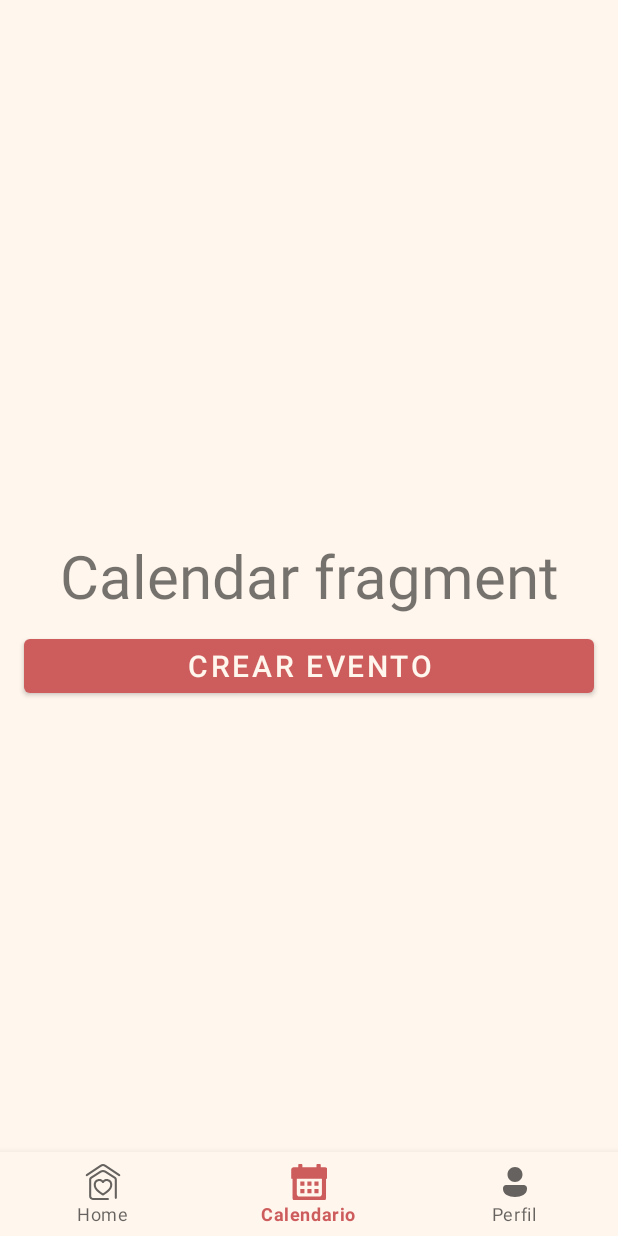
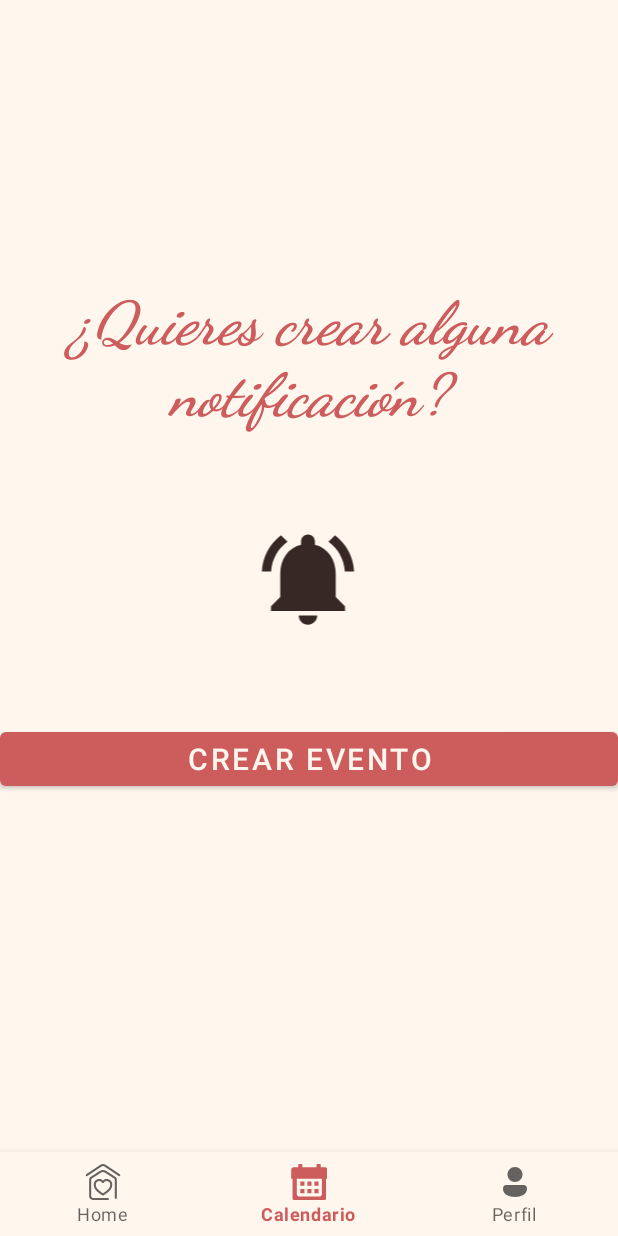
Before and after one commit to Soniamj5/Supet_finalproject, an Android app: the screen it shows after launch once a user with an empty profile is signed in (MainActivity), item 2 of the bottom bar chosen, on a phone screen of 412 x 824 dp. Run offline under Robolectric (Android 15) with nearby library versions, the phone set to English and light mode, and no system bars; our stand-ins replace Firebase (no records; nobody signed in at launch, a user with empty details on screens opened directly).

Commit message:
Changing calendar fragment

```diff
--- a/app/src/main/AndroidManifest.xml
+++ b/app/src/main/AndroidManifest.xml
@@ -2,8 +2,6 @@
 <manifest xmlns:android="http://schemas.android.com/apk/res/android"
     xmlns:tools="http://schemas.android.com/tools"
     package="com.animalhelpapp.supet_finalproject">
-
-    <uses-permission android:name="android.permission.INTERNET"/>
 
     <application
         android:allowBackup="true"
--- a/app/src/main/java/com/animalhelpapp/supet_finalproject/MainActivity.java
+++ b/app/src/main/java/com/animalhelpapp/supet_finalproject/MainActivity.java
@@ -45,18 +45,6 @@ public class MainActivity extends AppCompatActivity {
             }
             return true;
         });
-
-/*        *//*inicializar firebase*//*
-        mAuth = FirebaseAuth.getInstance();
-
-        *//*button logout*//*
-        ImageButton logout_btn = findViewById(R.id.logout_btn);
-        logout_btn.setOnClickListener(v -> {
-            mAuth.signOut();
-            finish();
-            startActivity(new Intent(MainActivity.this, LoginActivity.class));
-            Toast.makeText(this, "Sesión cerrada", Toast.LENGTH_SHORT).show();
-        });*/
     }
 
     /*método para poder ir a los distintos fragments*/
--- /dev/null
+++ b/app/src/main/res/drawable/ic_baseline_notifications_active_24.xml
@@ -0,0 +1,5 @@
+<vector android:height="24dp" android:tint="@color/dark_brown"
+    android:viewportHeight="24" android:viewportWidth="24"
+    android:width="24dp" xmlns:android="http://schemas.android.com/apk/res/android">
+    <path android:fillColor="@android:color/white" android:pathData="M7.58,4.08L6.15,2.65C3.75,4.48 2.17,7.3 2.03,10.5h2c0.15,-2.65 1.51,-4.97 3.55,-6.42zM19.97,10.5h2c-0.15,-3.2 -1.73,-6.02 -4.12,-7.85l-1.42,1.43c2.02,1.45 3.39,3.77 3.54,6.42zM18,11c0,-3.07 -1.64,-5.64 -4.5,-6.32L13.5,4c0,-0.83 -0.67,-1.5 -1.5,-1.5s-1.5,0.67 -1.5,1.5v0.68C7.63,5.36 6,7.92 6,11v5l-2,2v1h16v-1l-2,-2v-5zM12,22c0.14,0 0.27,-0.01 0.4,-0.04 0.65,-0.14 1.18,-0.58 1.44,-1.18 0.1,-0.24 0.15,-0.5 0.15,-0.78h-4c0.01,1.1 0.9,2 2.01,2z"/>
+</vector>
--- a/app/src/main/res/layout/activity_register.xml
+++ b/app/src/main/res/layout/activity_register.xml
@@ -23,7 +23,7 @@
                 android:layout_width="match_parent"
                 android:layout_height="420dp"
                 android:contentDescription="@string/image"
-                app:srcCompat="@mipmap/perro" />
+                app:srcCompat="@mipmap/gato" />
 
             <TextView
                 android:id="@+id/app_name"
--- a/app/src/main/res/layout/fragment_calendar.xml
+++ b/app/src/main/res/layout/fragment_calendar.xml
@@ -1,5 +1,6 @@
 <?xml version="1.0" encoding="utf-8"?>
-<FrameLayout xmlns:android="http://schemas.android.com/apk/res/android"
+<androidx.constraintlayout.widget.ConstraintLayout xmlns:android="http://schemas.android.com/apk/res/android"
+    xmlns:app="http://schemas.android.com/apk/res-auto"
     xmlns:tools="http://schemas.android.com/tools"
     android:layout_width="match_parent"
     android:layout_height="match_parent"
@@ -7,22 +8,48 @@
     android:background="@color/cream">
 
     <TextView
-        android:layout_width="match_parent"
-        android:layout_height="match_parent"
+        android:id="@+id/textView"
+        android:layout_width="411dp"
+        android:layout_height="156dp"
+        android:fontFamily="cursive"
+        android:gravity="center"
         android:text="@string/calendar_fragment"
-        android:gravity="center"
-        android:textSize="40sp"/>
+        android:textColor="@color/indian_red"
+        android:textSize="40sp"
+        android:textStyle="bold|italic"
+        app:layout_constraintBottom_toBottomOf="parent"
+        app:layout_constraintEnd_toEndOf="parent"
+        app:layout_constraintHorizontal_bias="0.0"
+        app:layout_constraintStart_toStartOf="parent"
+        app:layout_constraintTop_toTopOf="parent"
+        app:layout_constraintVertical_bias="0.264" />
+
+    <ImageView
+        android:id="@+id/imageView3"
+        android:layout_width="88dp"
+        android:layout_height="74dp"
+        android:src="@drawable/ic_baseline_notifications_active_24"
+        app:layout_constraintBottom_toBottomOf="parent"
+        app:layout_constraintEnd_toEndOf="parent"
+        app:layout_constraintHorizontal_bias="0.498"
+        app:layout_constraintStart_toStartOf="parent"
+        app:layout_constraintTop_toBottomOf="@+id/textView"
+        app:layout_constraintVertical_bias="0.083"
+        android:contentDescription="@string/calendar_notif"/>
 
     <Button
         android:id="@+id/calendar_btn"
         android:layout_width="match_parent"
         android:layout_height="wrap_content"
+        android:layout_gravity="center"
         android:text="@string/calendar_btn"
-        android:layout_gravity="center"
-        android:layout_marginTop="60dp"
         android:textSize="20sp"
-        android:layout_marginStart="16dp"
-        android:layout_marginEnd="16dp"/>
+        app:layout_constraintBottom_toBottomOf="parent"
+        app:layout_constraintEnd_toEndOf="parent"
+        app:layout_constraintHorizontal_bias="0.0"
+        app:layout_constraintStart_toStartOf="parent"
+        app:layout_constraintTop_toBottomOf="@+id/imageView3"
+        app:layout_constraintVertical_bias="0.2" />
 
 
-</FrameLayout>
+</androidx.constraintlayout.widget.ConstraintLayout>
--- a/app/src/main/res/values/strings.xml
+++ b/app/src/main/res/values/strings.xml
@@ -29,7 +29,8 @@
 
     <!--Fragment-->
     <string name="home_fragment">Home fragment</string>
-    <string name="calendar_fragment">Calendar fragment</string>
+    <string name="calendar_fragment">¿Quieres crear alguna notificación?</string>
+    <string name="calendar_notif">Notificación icono</string>
     <string name="profile_fragment">Profile fragment</string>
     <string name="calendar_btn">Crear Evento</string>
     <string name="profile_pic">Imagen de perfil</string>
```
Also changed, not shown: app/src/main/res/mipmap-hdpi/gato.png (added).
